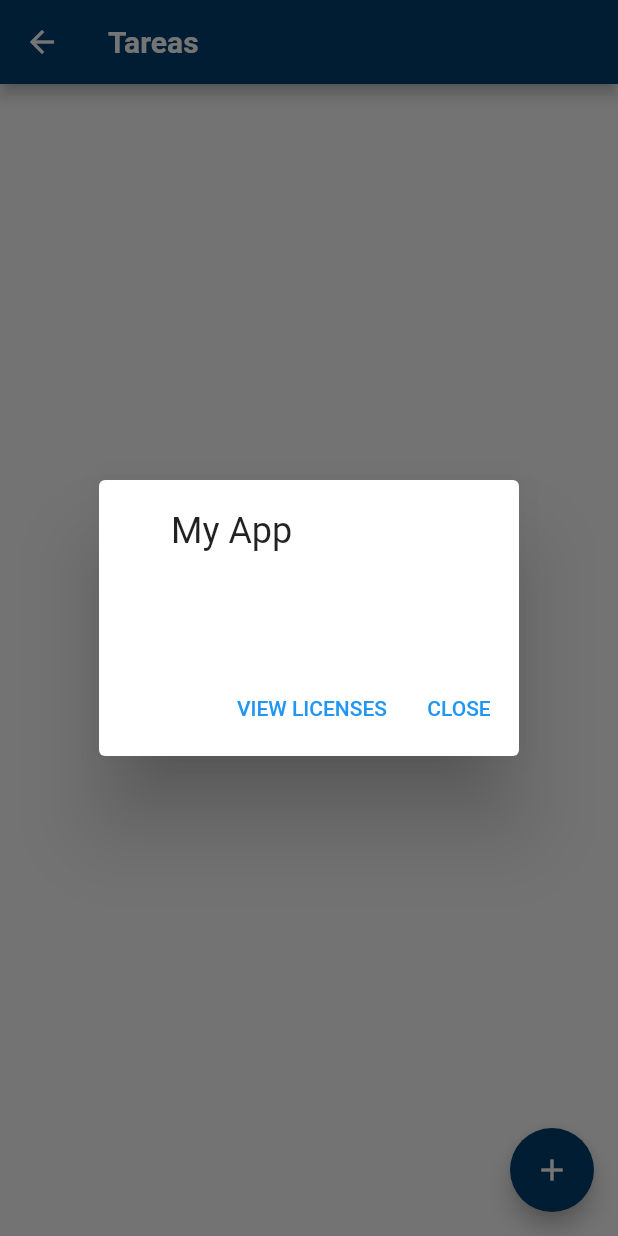
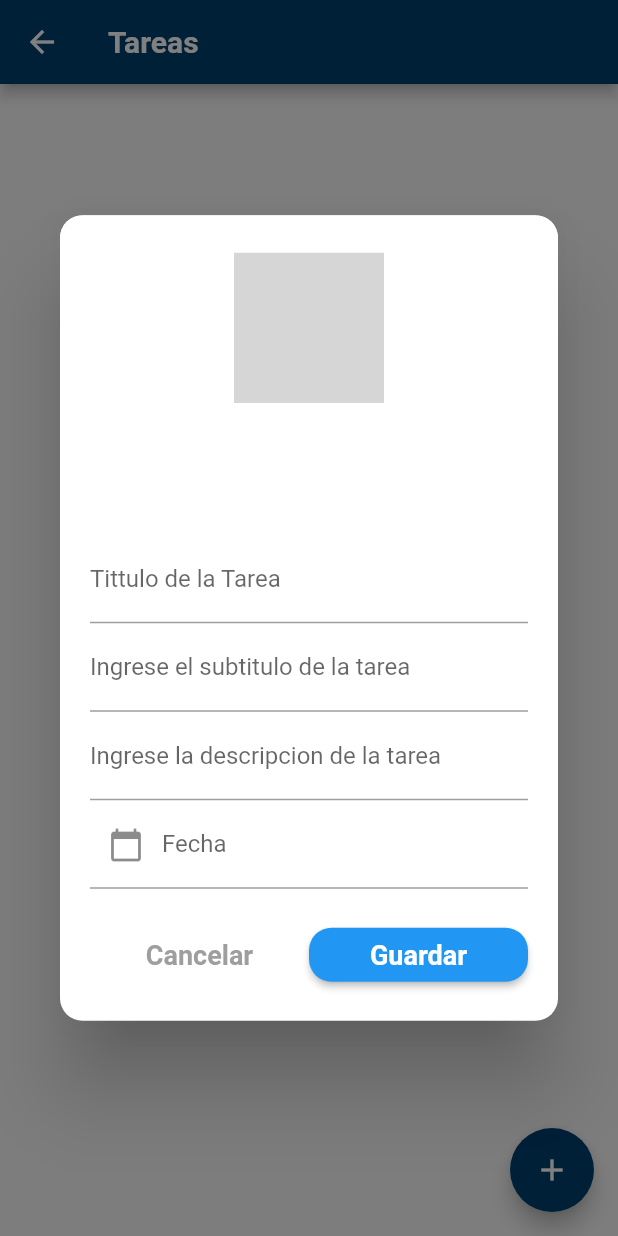
Before and after one commit to JhousefSilva1/planning-dayApp, a Flutter app: the TaskPanel screen opened by its route, after a tap on the "add" icon, on a phone screen of 412 x 824 dp. Run offline on Flutter 3.47's test engine with Material 2 defaults, Android fonts, the light colour scheme and no system bars; our stand-ins replace bloc, connectivity_plus, equatable, flutter_bloc, quickalert; grey boxes are pictures that could not be loaded.

Commit message:
creating task screen, quickAlert

```diff
--- a/lib/screen/task/task_screen.dart
+++ b/lib/screen/task/task_screen.dart
@@ -2,14 +2,20 @@
 
 import 'package:flutter/material.dart';
 import 'package:flutter_bloc/flutter_bloc.dart';
+import 'package:intl/intl.dart';
 import 'package:tasks/data/data/task_list.dart';
 
 import '../../cubit/task/task_cubit.dart';
 import '../../data/service/task_service.dart';
-
+import 'package:quickalert/quickalert.dart';
 // Importamos el Cubit que maneja el estado de las tareas.
 
 class TaskPanel extends StatelessWidget {
+  late Task task;
+
+  //controllres
+  final _dateController = TextEditingController();
+
   final _formKey = GlobalKey<FormState>();
 
   TaskPanel({super.key});
@@ -41,8 +47,109 @@ class TaskPanel extends StatelessWidget {
                 ),
               ),
               floatingActionButton: FloatingActionButton(
-                onPressed: () {
-                  showAboutDialog(context: context);
+                onPressed: (
+                    //dos opciones, Guardar y cancelar
+
+                    ) {
+                  //ejemplo con quickAlert
+                  QuickAlert.show(
+                    context: context,
+                    type: QuickAlertType.custom,
+                    showCancelBtn: true,
+                    onConfirmBtnTap: () {
+                      // ignore: avoid_print
+                      print('Confirm button tapped');
+                      //salir del dialog
+                      Navigator.of(context).pop();
+                    },
+                    confirmBtnText: 'Guardar',
+                    onCancelBtnTap: () {
+                      // ignore: avoid_print
+                      print('Cancel button tapped');
+                      //salir del dialog
+                      Navigator.of(context).pop();
+                    },
+                    cancelBtnText: 'Cancelar',
+                    widget: Column(
+                      children: [
+                        TextFormField(
+                          decoration: const InputDecoration(
+                            label: Text('Tittulo de la Tarea'),
+                            hintText: 'Ingrese el titulo de la tarea',
+                          ),
+                          validator: (value) {
+                            if (value == null || value.isEmpty) {
+                              return 'Por favor ingrese el titulo de la tarea';
+                            }
+                            return null;
+                          },
+                        ),
+                        TextFormField(
+                          decoration: const InputDecoration(
+                            label: Text('Ingrese el subtitulo de la tarea'),
+                            hintText: 'Ingrese el titulo de la tarea',
+                          ),
+                          validator: (value) {
+                            if (value == null || value.isEmpty) {
+                              return 'Por favor ingrese el titulo de la tarea';
+                            }
+                            return null;
+                          },
+                        ),
+                        //tenxt descrpcion
+                        TextFormField(
+                          decoration: const InputDecoration(
+                            label: Text('Ingrese la descripcion de la tarea'),
+                            hintText: 'Ingrese el titulo de la tarea',
+                          ),
+                          validator: (value) {
+                            if (value == null || value.isEmpty) {
+                              return 'Por favor ingrese el titulo de la tarea';
+                            }
+                            return null;
+                          },
+                        ),
+                        //fecha y hora
+                        TextFormField(
+                            controller: _dateController,
+                            decoration: const InputDecoration(
+                              labelText: 'Fecha',
+                              hintText: 'Ingrese la fecha de la tarea',
+                              prefixIcon: Icon(Icons.calendar_today),
+                            ),
+                            onTap: () async {
+                              DateTime? picked = await showDatePicker(
+                                  context: context,
+                                  initialDate: DateTime.now(),
+                                  firstDate: DateTime(1900),
+                                  lastDate: DateTime(2101));
+                              // ignore: use_build_context_synchronously
+                              TimeOfDay? timePicked = await showTimePicker(
+                                context: context,
+                                initialTime: TimeOfDay.now(),
+                              );
+                              if (picked != null && timePicked != null) {
+                                String formatteDate =
+                                    DateFormat('dd/MM/yyyy HH:mm:ss')
+                                        .format(DateTime(
+                                  picked.year,
+                                  picked.month,
+                                  picked.day,
+                                  timePicked.hour,
+                                  timePicked.minute,
+                                ));
+                                _dateController.text = formatteDate;
+                              }
+                            },
+                            validator: (value) {
+                              if (value == null || value.isEmpty) {
+                                return 'Por favor ingrese la fecha de la tarea';
+                              }
+                              return null;
+                            }),
+                      ],
+                    ),
+                  );
                 },
                 backgroundColor: const Color(0xFF004070),
                 child: const Icon(Icons.add),
--- a/pubspec.yaml
+++ b/pubspec.yaml
@@ -43,6 +43,8 @@ dependencies:
   connectivity_plus: ^3.0.4
   flutter_bloc: ^7.0.0
   equatable: ^2.0.5
+  quickalert: ^1.0.1
+  intl: ^0.18.1
 
 
 dev_dependencies:
```
Also changed, not shown: pubspec.lock.
